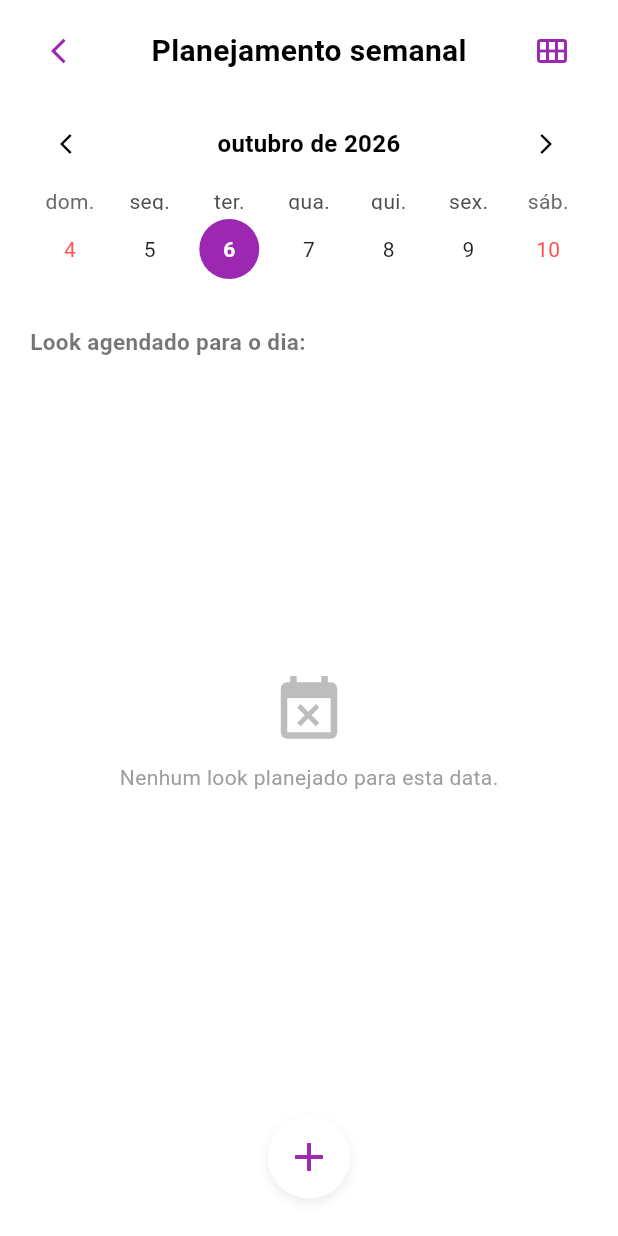
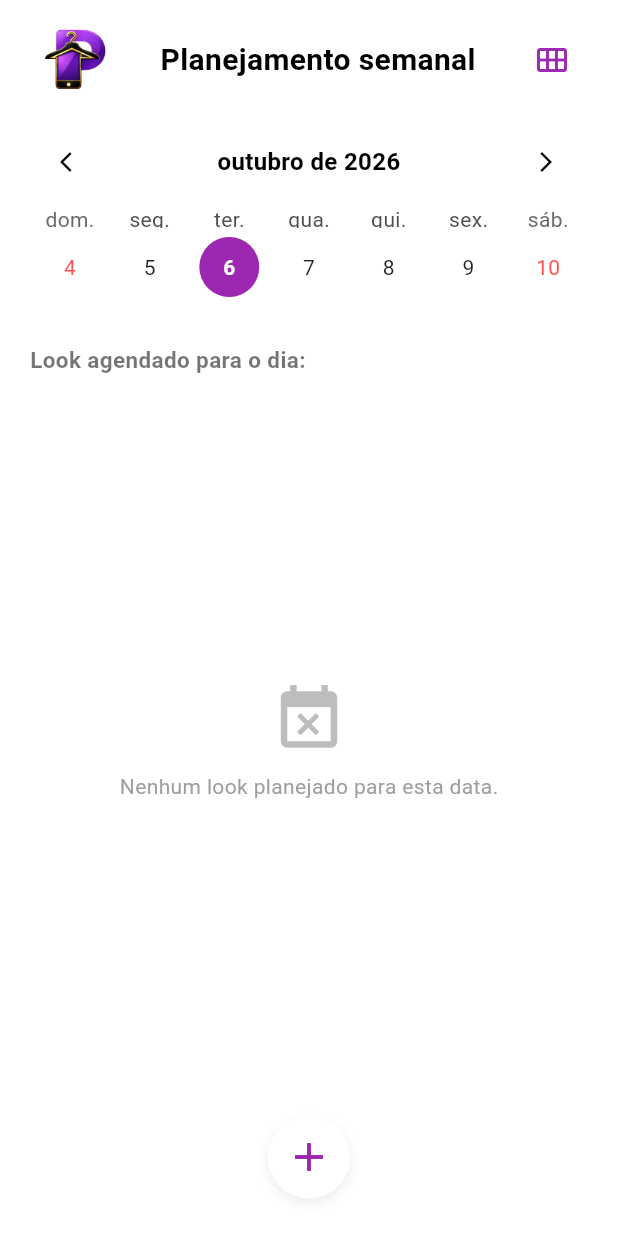
Before and after one commit to maryanyesterr/pocket_closet, a Flutter app: the PlanejamentoSemanal screen opened directly, on a phone screen of 412 x 824 dp. Run offline on Flutter 3.47's test engine with Material 3 defaults, Android fonts, the phone set to English and light mode, and no system bars; drawn by our look-alikes of table_calendar; network calls fail.

```diff
--- a/lib/home.dart
+++ b/lib/home.dart
@@ -268,8 +268,8 @@ class _GuardaRoupaState extends State<Home> {
                     crossAxisAlignment: CrossAxisAlignment.center,
                     children: [
                       SizedBox(
-                        width: 40,
-                        height: 40,
+                        width: 60,
+                        height: 60,
                         child: Image.asset("assets/imgs/logo.png"),
                       ),
 
--- a/lib/planejamento.dart
+++ b/lib/planejamento.dart
@@ -78,13 +78,10 @@ class _PlanejamentoSemanalState extends State<PlanejamentoSemanal> {
               Row(
                 mainAxisAlignment: MainAxisAlignment.spaceBetween,
                 children: [
-                  IconButton(
-                    icon: const Icon(
-                      Icons.arrow_back_ios,
-                      color: Colors.purple,
-                      size: 20,
-                    ),
-                    onPressed: () => Navigator.pop(context),
+                    SizedBox(
+                    width: 60,
+                    height: 60,
+                    child: Image.asset("assets/imgs/logo.png"),
                   ),
                   const Text(
                     "Planejamento semanal",
```
Also changed, not shown: lib/guardaroupa.dart (+5 -9 lines), lib/meuslooks.dart (+37 -9 lines).
